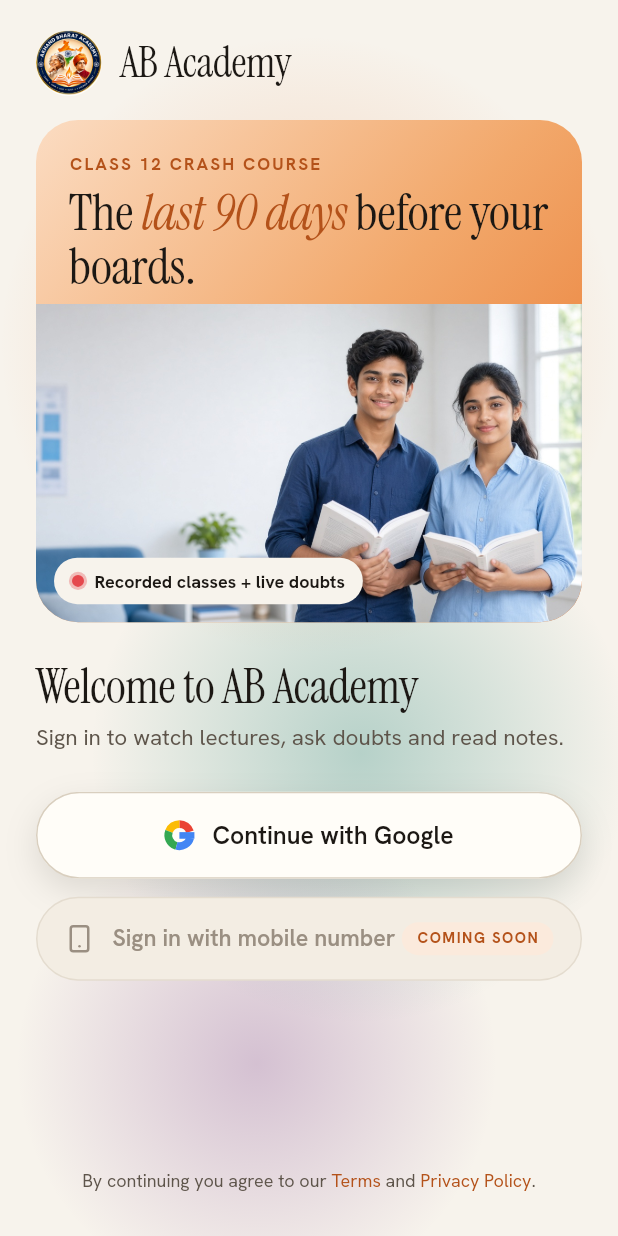
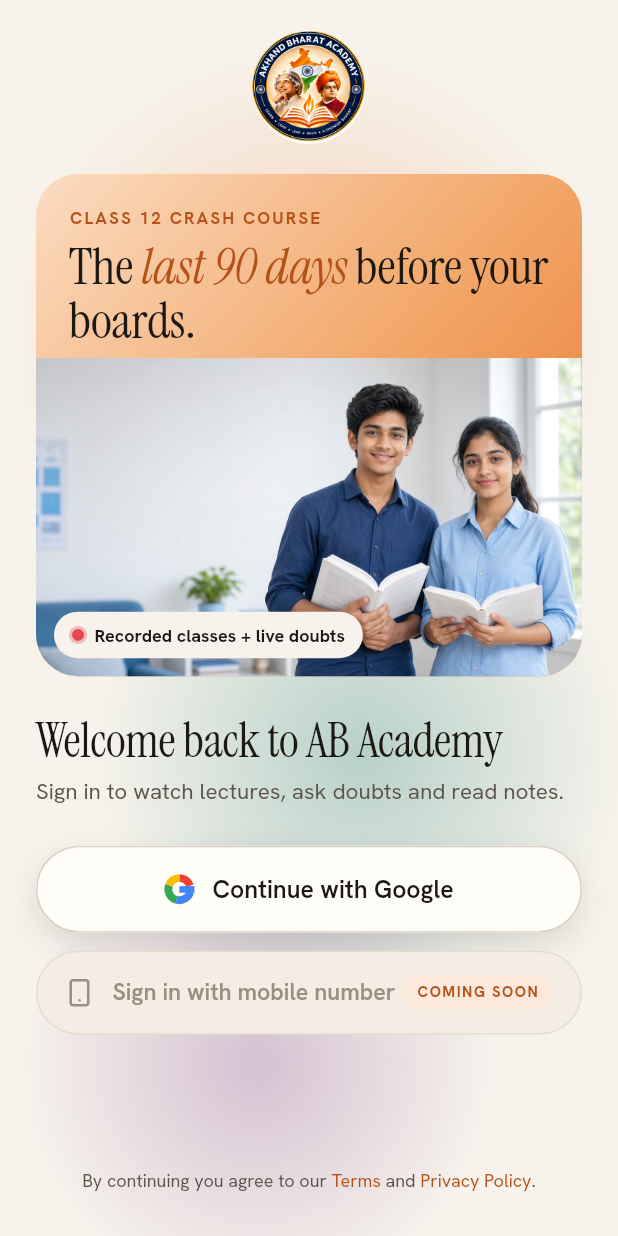
Before and after one commit to Genziitian/Ab_academy, a Flutter app: the LoginScreen screen opened by its route, on a phone screen of 412 x 824 dp. Run offline on Flutter 3.47's test engine with Material 3 defaults, Android fonts, the phone set to English and light mode, and no system bars; our stand-ins replace firebase_core, firebase_messaging, flutter_local_notifications, flutter_riverpod, go_router, google_sign_in and 5 more; missing offline and left inert: pdfrx, razorpay_flutter, webview_flutter_android, webview_flutter_wkwebview; accounts and stored records are empty.

Commit message:
App login: centred logo only, "Welcome back to AB Academy"
Co-Authored-By: Claude Opus 5.5 <noreply@anthropic.com>

```diff
--- a/apps/mobile/lib/screens/onboarding/login_screen.dart
+++ b/apps/mobile/lib/screens/onboarding/login_screen.dart
@@ -178,15 +178,9 @@ class _LoginScreenState extends ConsumerState<LoginScreen>
                           animation: _intro,
                           from: 0,
                           to: 0.4,
-                          child: Row(
-                            children: [
-                              const AcademyMark(size: 44),
-                              const SizedBox(width: 12),
-                              Text('AB Academy', style: AppText.serif(28)),
-                            ],
-                          ),
+                          child: const Center(child: AcademyMark(size: 76)),
                         ),
-                        const SizedBox(height: 16),
+                        const SizedBox(height: 20),
                         _Reveal(
                           animation: _intro,
                           from: 0.05,
@@ -201,7 +195,10 @@ class _LoginScreenState extends ConsumerState<LoginScreen>
                           child: Column(
                             crossAxisAlignment: CrossAxisAlignment.start,
                             children: [
-                              Text('Welcome to AB Academy', style: AppText.h2),
+                              Text(
+                                'Welcome back to AB Academy',
+                                style: AppText.h2,
+                              ),
                               const SizedBox(height: 6),
                               Text(
                                 'Sign in to watch lectures, ask doubts and read notes.',
```
